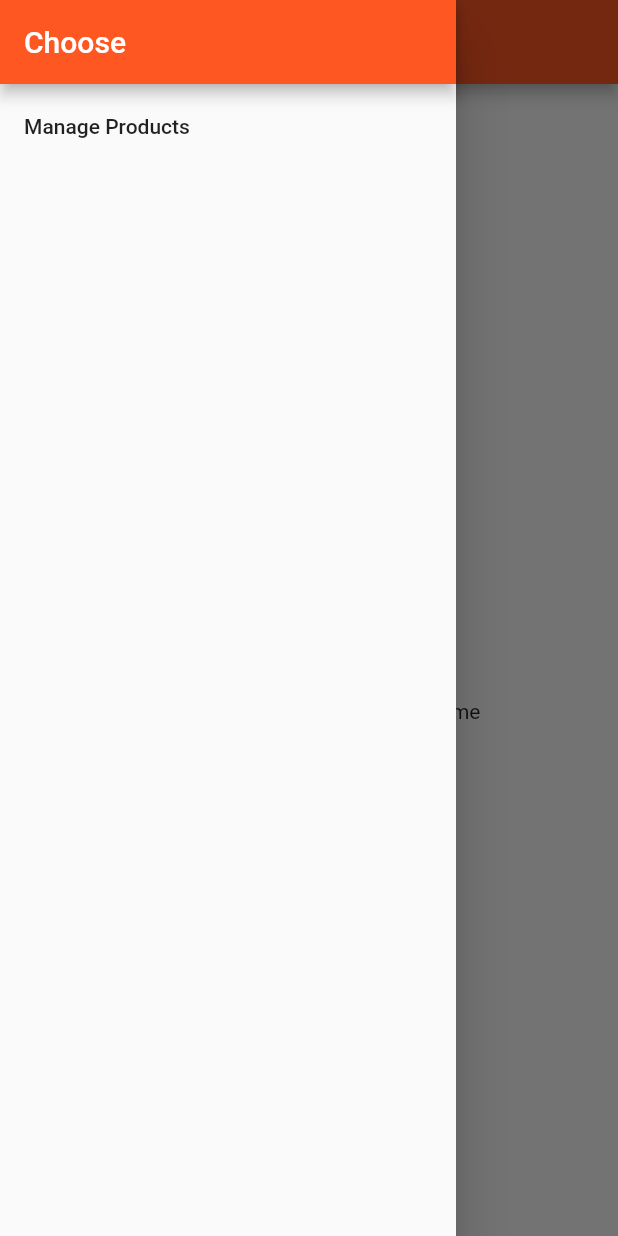
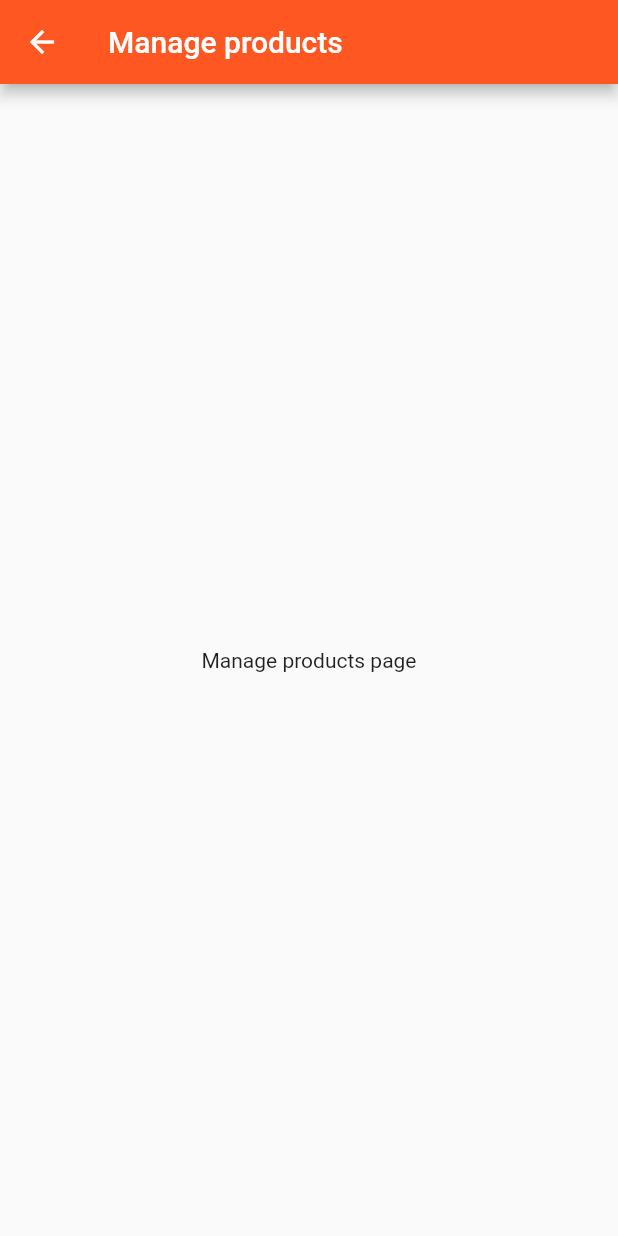
Before and after one commit to AdilHernandez91/flutter-products-app, a Flutter app: the ProductsPage screen opened directly, in the side drawer, after a tap on "Manage Products", on a phone screen of 412 x 824 dp. Run offline on Flutter 3.47's test engine with Material 2 defaults, Android fonts, the phone set to English and light mode, and no system bars.

Commit message:
Added manage products page

```diff
--- /dev/null
+++ b/lib/pages/manage_products.dart
@@ -0,0 +1,15 @@
+import 'package:flutter/material.dart';
+
+class ManageProducts extends StatelessWidget {
+  @override
+  Widget build(BuildContext context) {
+    return Scaffold(
+      appBar: AppBar(
+        title: Text('Manage products'),
+      ),
+      body: Center(
+        child: Text('Manage products page'),
+      ),
+    );
+  }
+}
--- a/lib/pages/products.dart
+++ b/lib/pages/products.dart
@@ -1,6 +1,7 @@
 import 'package:flutter/material.dart';
 
 import './../product_manager.dart';
+import './manage_products.dart';
 
 class ProductsPage extends StatelessWidget {
   @override
@@ -15,7 +16,11 @@ class ProductsPage extends StatelessWidget {
               ),
               ListTile(
                 title: Text('Manage Products'),
-                onTap: () {},
+                onTap: () {
+                  Navigator.push(context, MaterialPageRoute(
+                    builder: (BuildContext context) => ManageProducts(),
+                  ));
+                },
               ),
             ],
           ),
```
